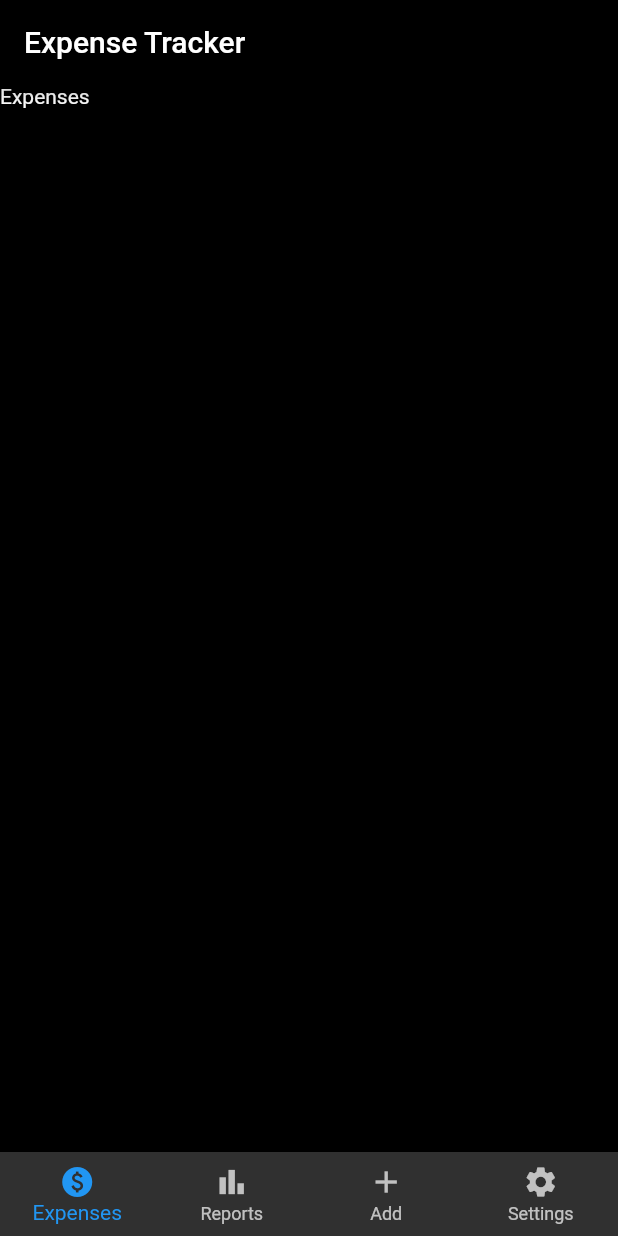
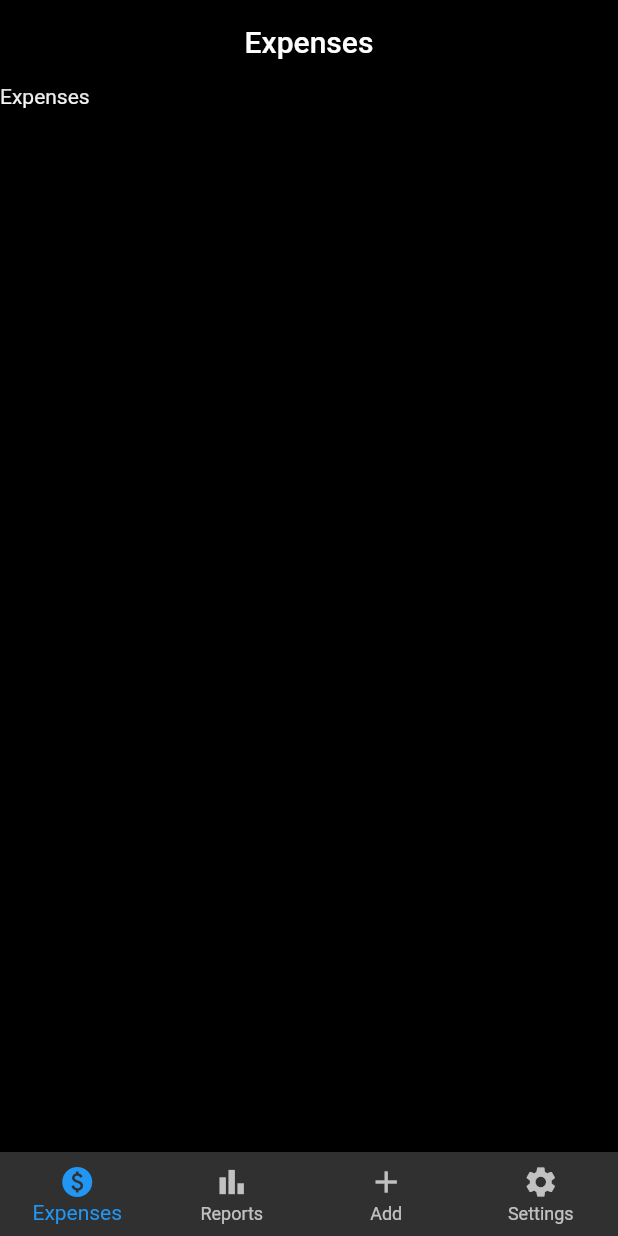
Before and after one commit to puneetkumarbajaj/expense_tracker, a Flutter app: the screen it shows after launch, on a phone screen of 412 x 824 dp. Run offline on Flutter 3.47's test engine with Material 2 defaults, Android fonts, the phone set to English and light mode, and no system bars.

Commit message:
modified:   lib/pages/settings.dart 	modified:   lib/tabs.dart

```diff
--- a/lib/pages/settings.dart
+++ b/lib/pages/settings.dart
@@ -1,4 +1,5 @@
 import 'package:expense_app/types/widgets.dart';
+
 import 'package:flutter/material.dart';
 
 class Settings extends WidgetWithTitle{
--- a/lib/tabs.dart
+++ b/lib/tabs.dart
@@ -2,6 +2,7 @@ import 'package:expense_app/pages/addExpense.dart';
 import 'package:expense_app/pages/expenses.dart';
 import 'package:expense_app/pages/reports.dart';
 import 'package:expense_app/pages/settings.dart';
+import 'package:expense_app/types/widgets.dart';
 import 'package:flutter/material.dart';
 
 class TabsController extends StatefulWidget{
@@ -15,7 +16,7 @@ class _TabsControllerState extends State<TabsController>{
 
   var _selectedIndex = 0;
 
-  static const List<Widget> _pages = [
+  static const List<WidgetWithTitle> _pages = [
     Expenses(),
     Reports(),
     AddExpense(),
@@ -34,8 +35,9 @@ class _TabsControllerState extends State<TabsController>{
       length: 4,
       child: Scaffold(
         appBar: AppBar(
-          title: const Text("Expense Tracker"),
+          title: Text(_pages[_selectedIndex].title),
           backgroundColor: Colors.black,
+          centerTitle: true,
           ),
       body: _pages[_selectedIndex],
       backgroundColor: Colors.black,
```
